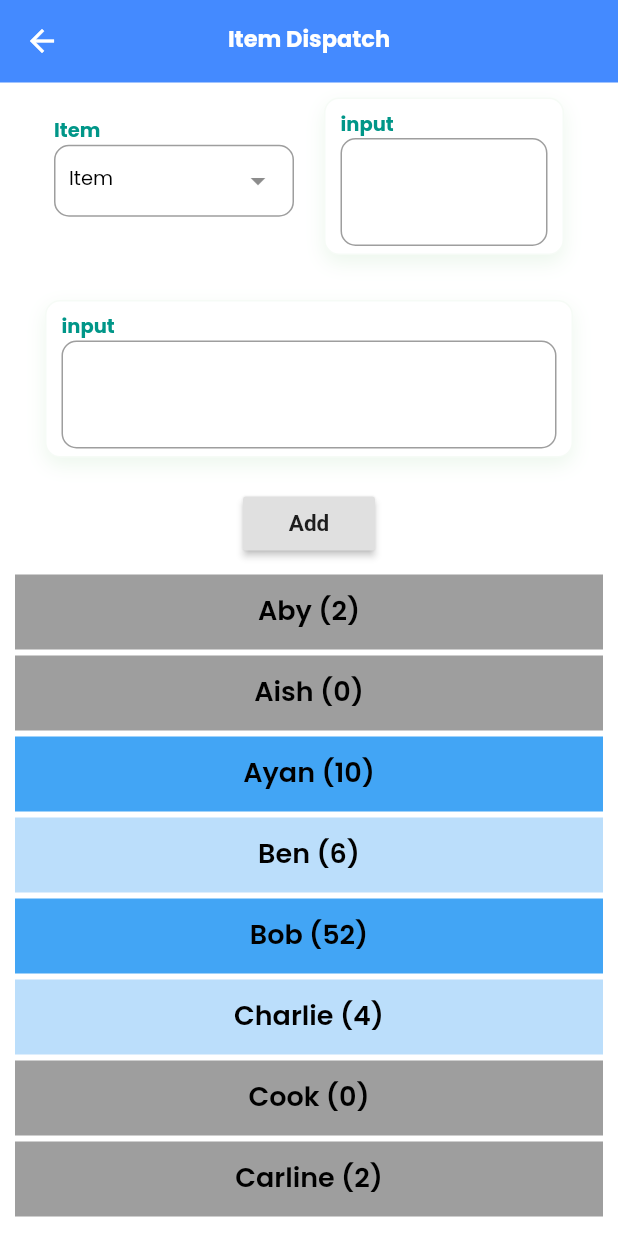
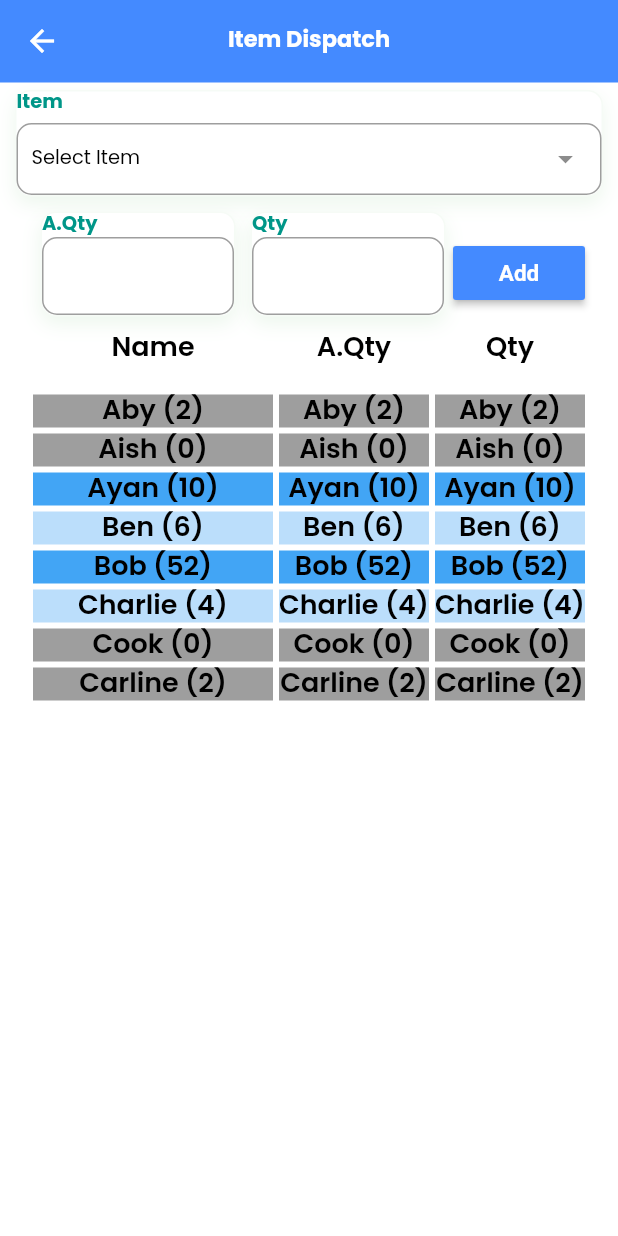
Before and after one commit to shahkutub/unhcr_pms_app_flutter, a Flutter app: the ItemDispatchView screen opened by its route, on a phone screen of 412 x 824 dp. Run offline on Flutter 3.47's test engine with Material 2 defaults, Android fonts, the phone set to English and light mode, and no system bars; drawn by our look-alikes of dropdown_search; our stand-ins replace date_format, fl_chart, flutter_image_compress, flutter_spinkit, flutter_svg, geocoding and 10 more; missing offline and left inert: connectivity_plus_web, flutter_share, geolocator_web, image_picker_for_web, network_info_plus_web, syncfusion_flutter_pdfviewer and 1 more; accounts and stored records are empty.

Commit message:
ui item dispatch

```diff
--- a/lib/app/modules/global_widgets/dropdown_widget.dart
+++ b/lib/app/modules/global_widgets/dropdown_widget.dart
@@ -56,7 +56,7 @@ class DropDownWidget extends StatelessWidget {
   @override
   Widget build(BuildContext context) {
     return Container(
-      padding: EdgeInsets.only(top: 10, bottom: 10, left: 20, right: 20),
+      //padding: EdgeInsets.only(top: 10, bottom: 10, left: 20, right: 20),
       margin: EdgeInsets.only(left: 10, right: 10, top: topMargin, bottom: bottomMargin),
       decoration: BoxDecoration(
           color: Get.theme.cardColor,
--- a/lib/app/modules/global_widgets/dropdown_widget_menu.dart
+++ b/lib/app/modules/global_widgets/dropdown_widget_menu.dart
@@ -56,7 +56,7 @@ class DropDownWidgetMenu extends StatelessWidget {
   @override
   Widget build(BuildContext context) {
     return Container(
-      padding: EdgeInsets.only(top: 10, bottom: 10, left: 20, right: 20),
+     // padding: EdgeInsets.only(top: 10, bottom: 10, left: 20, right: 20),
       margin: EdgeInsets.only(left: 10, right: 10, top: topMargin, bottom: bottomMargin),
       decoration: BoxDecoration(
           color: Get.theme.cardColor,
--- a/lib/app/modules/global_widgets/text_field_widget_small.dart
+++ b/lib/app/modules/global_widgets/text_field_widget_small.dart
@@ -53,8 +53,8 @@ class TextFieldWidgetSmall extends StatelessWidget {
   @override
   Widget build(BuildContext context) {
     return Container(
-      padding: EdgeInsets.only(top: 10, bottom: 5, left: 10, right: 10),
-      margin: EdgeInsets.only(left: 10, right: 10, top: topMargin, bottom: bottomMargin),
+     // padding: EdgeInsets.only(top: 10, bottom: 5, left: 10, right: 10),
+      margin: EdgeInsets.only(left: 5, right: 5, top: topMargin, bottom: bottomMargin),
       decoration: BoxDecoration(
           color: Get.theme.cardColor,
           borderRadius: BorderRadius.circular(10),
@@ -92,7 +92,7 @@ class TextFieldWidgetSmall extends StatelessWidget {
             // ),
 
               decoration:InputDecoration(
-                  contentPadding: EdgeInsets.symmetric(vertical: 25, horizontal: 10),
+                  contentPadding: EdgeInsets.symmetric(vertical: 15, horizontal: 10),
                   border: OutlineInputBorder(
                     borderRadius: BorderRadius.circular(10.0),
                   ),
--- a/lib/app/modules/item_dispatch/views/item_dispatch_view.dart
+++ b/lib/app/modules/item_dispatch/views/item_dispatch_view.dart
@@ -1,11 +1,14 @@
 
 
+import 'package:brac_arna/app/modules/global_widgets/dropdown_widget_menu.dart';
+import 'package:brac_arna/app/modules/global_widgets/text_field_widget.dart';
 import 'package:brac_arna/app/modules/item_dispatch/controllers/item_dispatch_controller.dart';
 import 'package:flutter/material.dart';
 import 'package:flutter/src/widgets/framework.dart';
 import 'package:get/get.dart';
 import 'package:get/get_state_manager/src/simple/get_view.dart';
 
+import '../../global_widgets/dropdown_widget.dart';
 import '../../global_widgets/dropdown_widget_small.dart';
 import '../../global_widgets/text_field_widget_small.dart';
 
@@ -32,112 +35,152 @@ class ItemDispatchView extends GetView<ItemDispatchController>{
             children: <Widget>[
 
               Center(
-                child: Row(
+                child: DropDownWidgetMenu(
+                  labelText: "Item",
+                  hintText: "Select Item",
+                  initialValue: '',
+                  iconData: Icons.phone_android,
+                 // data: controller.thanaList?.map((item) => item.name!).toList(),
+                  onChanged: (input) {
+                    // for (var item in controller.thanaList) {
+                    //   if (item.name == input) {
+                    //     controller.instituteUpazila.value = item.id!.toString();
+                    //     controller.inspectionData.value.thana_id = item.id;
+                    //   }
+                    // }
+                    // // controller.getLocationData();
+                    // print('upazila: ${controller.instituteUpazila.value}');
+                  },
+                  isFirst: true,
+                  isLast: false,
+                ),
+
+              ),
+
+              Row(
                 mainAxisAlignment: MainAxisAlignment.center, //Center Row contents horizontally,
                 crossAxisAlignment: CrossAxisAlignment.center, //Center Row contents vertically,
-
                 children: [
                   Container(
-                      width: 180,
-                      child: dropdown_widget_small(
-                        labelText: "Item",
-                        hintText: "Item",
-                        initialValue: '',
-
-                        //data: controller.places.value.area!.map((item) => item.divisionName!).toList().where((country) => controller.victimD.add(country.toString())).toList(),
-                        // data: controller.allDivDisTana!.value.division_list?.map((item) => item.name!).toList(),
-                        // iconData: Icons.phone_android,
-                        // onChanged: (input) {
-                        //
-                        //   // controller.victimDivisionName.value =input;
-                        //   for (var item in controller.allDivDisTana.value.division_list!) {
-                        //     if (item.name == input) {
-                        //       controller.victimDivision.value = item.id.toString();
-                        //       //controller.districtList.add(item);
-                        //     }
-                        //   }
-                        //   // controller.fetchJoke();
-                        //   controller.placeLoaded.value = false;
-                        //   controller.getInsPectionListDivision();
-                        //
-                        //   //controller.getAldivDis();
-                        //   print('divisionId: ${controller.victimDivision.value}');
-                        //   //print('district: ${controller.districtList[0].name}');
-                        //   controller.districtList.clear();
-                        //   for (var itemd in controller.allDivDisTana.value.district_list!) {
-                        //     //print('divisionId: ${controller.victimDivision.value}');
-                        //     if (itemd.division_id.toString() == controller.victimDivision.value.toString().trim()) {
-                        //       print('divisionIddd: ${controller.victimDivision.value}');
-                        //       //controller.victimDivision.value = item.id.toString();
-                        //       controller.districtList.add(itemd);
-                        //
-                        //     }
-                        //   }
-                        //   //print('district: ${controller.districtList[0].name}');
-                        // },
-                        // isFirst: true,
-                        // isLast: false,
-                      ),
-                    ),
-                    Container(
-                      width: 180,
+                    width: 140,
                     child: TextFieldWidgetSmall(
-                        labelText: 'input',
+                      labelText: "A.Qty",
                       hintText: "",
                       initialValue: '',
                       onChanged: (input) {
-                          // controller.totalFemaleStudent.value = input as int;
-                          controller.nameInput.value = input;
-                          print('nameInput: ${controller.nameInput.value}');
+                        // controller.victimAddress = input;
                       },
-                        keyboardType: TextInputType.number,
                       // limit: 255,
                       // validator: (input) => input!.isEmpty ? "This field Shouldn't be empty".tr : null,
-                        //iconData: Icons.phone_android,
+                      // iconData: Icons.person,
                       isFirst: true,
                       isLast: false,
                     ),
                   ),
 
-                  ],
-                ),
-
-              ),
-
-               Padding(
-                      padding: EdgeInsets.all(20),
+                  Container(
+                    width: 140,
                     child: TextFieldWidgetSmall(
-                        labelText: 'input',
+                      labelText: "Qty",
                       hintText: "",
                       initialValue: '',
                       onChanged: (input) {
-                          // controller.totalFemaleStudent.value = input as int;
-                          controller.nameInput.value = input;
-                          print('nameInput: ${controller.nameInput.value}');
+                        // controller.victimAddress = input;
                       },
-                        keyboardType: TextInputType.number,
                       // limit: 255,
                       // validator: (input) => input!.isEmpty ? "This field Shouldn't be empty".tr : null,
-                        //iconData: Icons.phone_android,
+                      // iconData: Icons.person,
                       isFirst: true,
                       isLast: false,
                     ),
                   ),
 
+                  Column(
+                    crossAxisAlignment: CrossAxisAlignment.center,
+                    children: [
 
+                      SizedBox(
+                        height: 22,
+                      ),
                       RaisedButton(
-                child: Text('Add'),
+                        color: Colors.blueAccent,
+                          child: Text('Add',style: TextStyle(color: Colors.white),),
                           onPressed: () {
                             controller.addItemToList();
                           },
+
                       ),
+                    ],
+                  ),
+
+
+                ],
+              ),
+
+
+
+              Container(
+                padding:  EdgeInsets.all(8),
+                  child: Row(
+                    mainAxisAlignment: MainAxisAlignment.center,
+                    children: [
+                      Container(
+                        // height: 50,
+                        width: 160,
+                        margin: EdgeInsets.all(2),
+                        // color: controller.msgCount[index]>=10? Colors.blue[400]:
+                        // controller.msgCount[index]>3? Colors.blue[100]: Colors.grey,
+                        child: Center(
+                            child: Text('Name',
+                              style: TextStyle(fontSize: 18),
+                            )
+                        ),
+                      ),
+                      Container(
+                        // height: 50,
+                        width: 100,
+                        margin: EdgeInsets.all(2),
+                        // color: controller.msgCount[index]>=10? Colors.blue[400]:
+                        // controller.msgCount[index]>3? Colors.blue[100]: Colors.grey,
+                        child: Center(
+                            child: Text('A.Qty',
+                              style: TextStyle(fontSize: 18),
+                            )
+                        ),
+                      ),
+                      Container(
+                        // height: 50,
+                        width: 100,
+                        margin: EdgeInsets.all(2),
+                        // color: controller.msgCount[index]>=10? Colors.blue[400]:
+                        // controller.msgCount[index]>3? Colors.blue[100]: Colors.grey,
+                        child: Center(
+                            child: Text('Qty',
+                              style: TextStyle(fontSize: 18),
+                            )
+                        ),
+                      ),
+                    ],
+                  ),
+              ),
+
+              // RaisedButton(
+              //   child: Text('Add'),
+              //   onPressed: () {
+              //     controller.addItemToList();
+              //   },
+              // ),
               Expanded(
                   child: Obx(() => ListView.builder(
                       padding: const EdgeInsets.all(8),
                       itemCount: controller.names.length,
                       itemBuilder: (BuildContext context, int index) {
-                        return Container(
-                          height: 50,
+                        return Row(
+                          mainAxisAlignment: MainAxisAlignment.center,
+                          children: [
+                            Container(
+                             // height: 50,
+                              width: 160,
                               margin: EdgeInsets.all(2),
                               color: controller.msgCount[index]>=10? Colors.blue[400]:
                               controller.msgCount[index]>3? Colors.blue[100]: Colors.grey,
@@ -146,6 +189,32 @@ class ItemDispatchView extends GetView<ItemDispatchController>{
                                     style: TextStyle(fontSize: 18),
                                   )
                               ),
+                            ),
+                            Container(
+                             // height: 50,
+                              width: 100,
+                              margin: EdgeInsets.all(2),
+                              color: controller.msgCount[index]>=10? Colors.blue[400]:
+                              controller.msgCount[index]>3? Colors.blue[100]: Colors.grey,
+                              child: Center(
+                                  child: Text('${controller.names[index]} (${controller.msgCount[index]})',
+                                    style: TextStyle(fontSize: 18),
+                                  )
+                              ),
+                            ),
+                            Container(
+                              // height: 50,
+                              width: 100,
+                              margin: EdgeInsets.all(2),
+                              color: controller.msgCount[index]>=10? Colors.blue[400]:
+                              controller.msgCount[index]>3? Colors.blue[100]: Colors.grey,
+                              child: Center(
+                                  child: Text('${controller.names[index]} (${controller.msgCount[index]})',
+                                    style: TextStyle(fontSize: 18),
+                                  )
+                              ),
+                            ),
+                          ],
                         );
                       }
                   )
--- a/lib/app/modules/login/views/login_view.dart
+++ b/lib/app/modules/login/views/login_view.dart
@@ -135,6 +135,7 @@ class LoginView extends GetView<LoginController> {
                             children: <Widget>[
                               Container(
                                 padding: EdgeInsets.all(5.0),
+                               margin: EdgeInsets.all(5.0),
                                // decoration: BoxDecoration(border: Border(bottom: BorderSide(color: Colors.grey))),
                                 child: TextFormField(
                                  // controller: controller.userNameController.value,
```
Also changed, not shown: 1 other file. Lines whose indentation alone changed are shown as unchanged.
